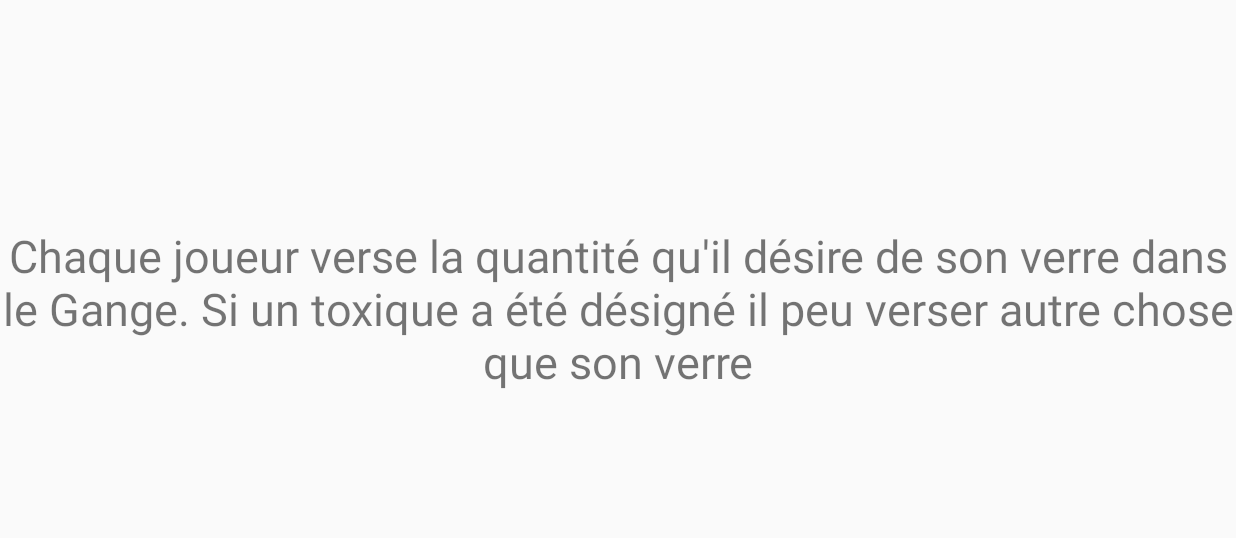
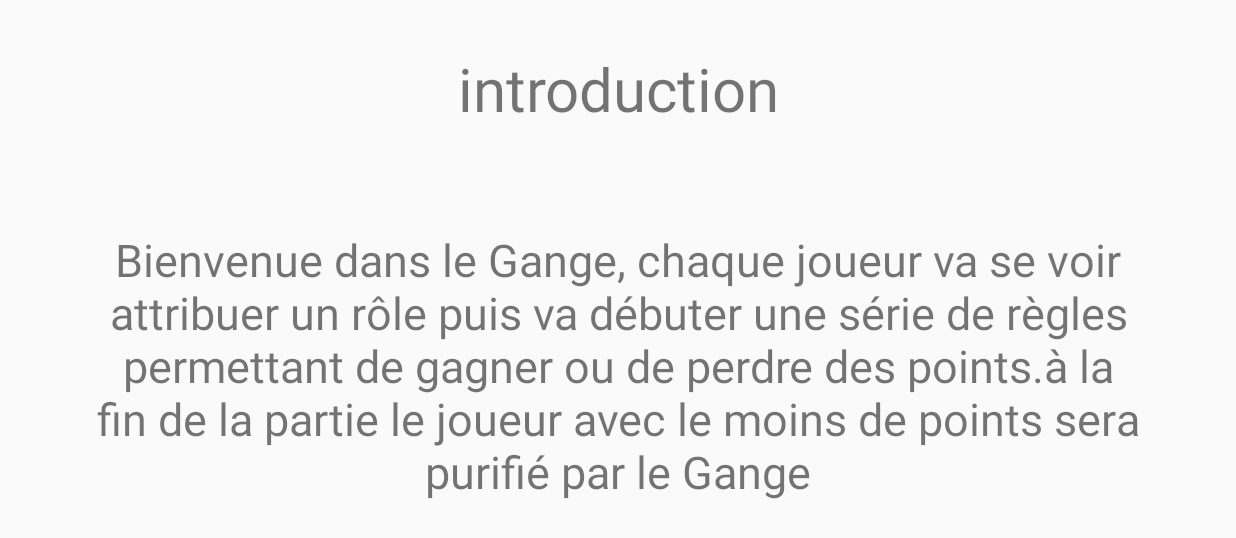
Before and after one commit to r-aurejac/LeGange, an Android app: the GameActivity screen opened directly, with no data from a screen before it, on a phone screen of 824 x 412 dp (held sideways). Shown: the top 538 px of the screen. Run offline under Robolectric (Android 15) with nearby library versions, the phone set to English and light mode, and no system bars; 4 statements that could not run were skipped.

```diff
--- a/app/src/main/java/com/example/legange/Data.java
+++ b/app/src/main/java/com/example/legange/Data.java
@@ -21,10 +21,10 @@ public class Data {
         Collections.shuffle(roles);
         announcements = new ArrayList<>();
         setAnnouncement();
-        Collections.shuffle(announcements);
+
         endAnnouncements= new ArrayList<>();
         setEndAnnouncement();
-        Collections.shuffle(endAnnouncements);
+
         persoRules = new ArrayList<>();
         setPersoRules();
        Collections.shuffle(persoRules);
@@ -42,7 +42,7 @@ public class Data {
                "player est le précoce. Toujours en avance,il Cul-sec un verre plein avant de commencer le jeu.",
                0,ROLE));
        roles.add(new Rule("chanceux",
-               "player est le chanceux. Il commence avec 2 points supplémentaires, LA CHANCE.", 2,ROLE));
+               "player est le chanceux. Il commence avec 1 points supplémentaires, LA CHANCE.", 1,ROLE));
 
        roles.add(new Rule("guerrier indien",
                "player est le guerrier Indien. Habitué du Gange, si il finit dernier il le partage avec l'avant dernier.",
@@ -53,6 +53,12 @@ public class Data {
        roles.add(new Rule("toxique",
                "player est le toxique, il pourra personnaliser le gange. ",
                0,ROLE));
+       roles.add(new Rule("cheval le moins coté",
+               "player est le cheval le plus coté, si il finit premier il distribue un cul sec. ",
+               0,ROLE));
+       roles.add(new Rule("la pute des questions",
+               "player est la pute des questions la personne qui répond à une de ses questions boit une gorgée",
+               0,ROLE));
        Collections.shuffle(roles);
    }
    public Rule getRole(Player player, int index)
@@ -60,7 +66,7 @@ public class Data {
 
        Rule role = roles.get(index);
        role.getRulePlayers().add(player);
-       player.setRole(role.getDescription());
+       player.setRole(role.getName());
        String string = role.getDescription().replace("player",player.getName());
        role.setDescription(string);
        return role;
@@ -68,11 +74,11 @@ public class Data {
 
    private void setAnnouncement()
    {
-       announcements.add(new Rule("intro",
+       announcements.add(new Rule("introduction",
            "Bienvenue dans le Gange, chaque joueur va se voir attribuer un rôle puis va débuter une série de règles permettant de gagner ou de perdre des points." +
                    "à la fin de la partie le joueur avec le moins de points sera purifié par le Gange",
            0,ANNOUNCEMENT));
-       announcements.add(new Rule("gange",
+       announcements.add(new Rule("Cérémonie du Gange",
                "Chaque joueur verse la quantité qu'il désire de son verre dans le Gange. Si un toxique a été désigné il peu verser autre chose que son verre",0
                ,ANNOUNCEMENT));
    }
@@ -85,10 +91,10 @@ public class Data {
     }
 
     private void setEndAnnouncement() {
-        endAnnouncements.add(new Rule("fin",
+        endAnnouncements.add(new Rule("Purification par le Gange",
                 "player est l'élu,il a le score le plus faible, il doit être purifié par le Gange",0,
                 END_ANNOUNCEMENT));
-        endAnnouncements.add(new Rule("fin2",
+        endAnnouncements.add(new Rule("Enrichissement par le gange",
                 "player est l'élu, il a le score le plus faible, mais étant le guerrier Indien il peut enrichir le joueur player2 de sa culture en partageant sa purification avec lui",
                 0,END_ANNOUNCEMENT));
     }
@@ -107,29 +113,38 @@ public class Data {
         Rule rule = endAnnouncements.get(index);
         rule.getRulePlayers().add(player);
         rule.getRulePlayers().add(player2);
-        String string = rule.getDescription().replace("player",player.getName());
-        string = string.replace("player2",player2.getName());
+        String string = rule.getDescription().replace("player2",player2.getName());
+        string = string.replace("player",player.getName());
         rule.setDescription(string);
         return rule;
     }
 
    private void setPersoRules()
    {
+       persoRules.add(new Rule("chifumi",
+           "player tente de gagné 1 points en défiant le joueur de son choix au shi fu mi,il choisit combien de gorgées seront bu par le perdant",
+           1,PERSO));
+       persoRules.add(new Rule("pile ou face",
+               "player mise un nombre de gorgées et effectue un pile ou face, si il gagne il distribue si non il boit. 1 points à gagné",
+               1,PERSO));
+       persoRules.add(new Rule("cul-sec",
+               "Si player cul-sec son verre il gagne 1 points, si c'est le précoce pas besoin il avait prit de l'avance",
+               1,PERSO));
+       persoRules.add(new Rule("musique",
+               "player tente de gagner 1 points en donnant le titre ou l'auteur de la musique en cours",
+               1,PERSO));
        persoRules.add(new Rule("shifumi",
-           "player défit le joueur de son choix au shi fu mi,il choisit combien de gorgées seront bu par le perdant",
-           2,PERSO));
-       persoRules.add(new Rule("pile ou face",
-               "player mise un nombre de gorgées et effectue un pile ou face, si il gagne il distribu si non il boit",
-               2,PERSO));
-       persoRules.add(new Rule("shifumi",
-               "player défit le joueur de son choix au shi fu mi",
-               2,PERSO));
-       persoRules.add(new Rule("shifumi",
-               "player défit le joueur de son choix au shi fu mi",
-               2,PERSO));
-       persoRules.add(new Rule("shifumi",
-               "player défit le joueur de son choix au shi fu mi",
-               2,PERSO));
+               "player convainc le joueur à ta droite de te laisser gagner 1 point si il est généreux il pourra distibuer 4 gorgées ",
+               1,PERSO));
+       persoRules.add(new Rule("classement",
+               "si player peut réciter le classement (avec les nombres de point de chaque joueur si ils ont été donnés recemment) sans se tromper il gagne 1 points",
+               1,PERSO));
+       persoRules.add(new Rule("faignant",
+               "bravo player tu remporte 1 point sans rien faire, si tu es le chanceux tu peux distibuer 3 gorgées",
+               1,PERSO));
+       persoRules.add(new Rule("le chieur",
+               "si joueur ne cul-sec son verre player gagne 1 point",
+               1,PERSO));
    }
     public Rule getPersoRule(Player player,int index)
     {
@@ -143,6 +158,9 @@ public class Data {
 
    private void setGroupRules()
    {
+       groupRules.add(new Rule("écrivain",
+               " player est le juge, les autres joueurs écrivent une phrase ou un mot sous sa consigne chacun leur tour, celui qui plaira le moins au juge perd 1 points et boit 3 gorgées",
+               -1,WRITE));
        groupRules.add(new Rule("categorie",
                " player choisit une catégorie et commence. Celui qui répète ou n'a plus d'idées perd 1 point",
                -1,GROUP));
@@ -153,10 +171,17 @@ public class Data {
                " tournée de shot, chaque joueur qui prend un shot de pur gagne 1 point. l'alcool est choisis par",
                1,GROUP));
        groupRules.add(new Rule("mise",
-               "player choisit une catégorie, chacun donne le nombre d'élément de la catégorie qu'il peut citer, celui qui propose le nombre le plus élevé doit les citer ",
+               "1 point et 3 gorgées en jeu en jeu. player choisit une catégorie, les autres joueurs proposent chacun leur tour un nombre d'éléments qu'ils peuvent citer, celui qui donne le nombre le plus élevé doit tous les citer, en cas d'echec il boit, en cas de réussite celui qui à misé le plus petit nombre boit",
                1,GROUP));
-       groupRules.add(new Rule("scribe",
-               " player est le juge, les autres joueurs écrivent une phrase chacun leur tour, celui qui écrit la phrase qui plaira le moins au juge perd",
+       groupRules.add(new Rule("pas de chance",
+               "votez tous pour un joueur qui va perdre 1 point et boire 3 gorgées, en cas d'égalité la sanction est appliquée à tous les perdants",
+               -1,GROUP));
+       groupRules.add(new Rule("vrai ou faux",
+               "player donne une affirmation réelle ou fictive sur lui. Les autres joueur votent chacun leur tour : vrai ou faux. 1 point en moins et 2 gorgée pour les perdants",
+               -1,GROUP));
+
+       groupRules.add(new Rule("couleur",
+               "tous le sjoeuurs qui portent un vetement "+ randomColor() + "boivent 2 gorgées et perde 1 point",
                -1,GROUP));
 
    }
@@ -168,4 +193,21 @@ public class Data {
        rule.setDescription(string);
        return rule;
    }
+
+   private String randomColor()
+   {
+       int rand = 0 + (int)(Math.random() * ((3 - 0) + 1));
+
+       switch(rand) {
+           case 0: return "rouge";
+
+           case 1 : return "bleu";
+
+           case 2 : return  "noir";
+
+           case 3 : return "blanc";
+
+       }
+       return "blanc";
+   }
 }
--- a/app/src/main/java/com/example/legange/RuleFragment.java
+++ b/app/src/main/java/com/example/legange/RuleFragment.java
@@ -20,7 +20,7 @@ public class RuleFragment extends Fragment {
     // TODO: Rename and change types of parameters
     private Rule rule;
     private ArrayList<Player> players;
-    private TextView ruleText;
+    private TextView ruleText,titleText;
     private RuleInterface mListener;
 
     public RuleFragment() {
@@ -61,6 +61,14 @@ public class RuleFragment extends Fragment {
         });
         ruleText = (TextView) view.findViewById(R.id.rule_text_view);
         ruleText.setText(rule.getDescription());
+        ruleText.setOnClickListener(new View.OnClickListener() {
+            @Override
+            public void onClick(View view) {
+                mListener.onRuleEnd();
+            }
+        });
+        titleText =(TextView) view.findViewById(R.id.title_text_view);
+        titleText.setText(rule.getName());
         return view;
     }
 
--- a/app/src/main/java/com/example/legange/RuleInterface.java
+++ b/app/src/main/java/com/example/legange/RuleInterface.java
@@ -4,6 +4,7 @@ public interface RuleInterface {
     void onRuleEnd();
     void onScoreEnd();
     void onPointsAttributionEnd();
-
+    void onPirateRuleEnd();
+    void onWriitingRuleEnd();
 
 }
--- a/app/src/main/res/layout/fragment_rule.xml
+++ b/app/src/main/res/layout/fragment_rule.xml
@@ -1,18 +1,58 @@
 <?xml version="1.0" encoding="utf-8"?>
 <FrameLayout xmlns:android="http://schemas.android.com/apk/res/android"
+    xmlns:app="http://schemas.android.com/apk/res-auto"
     xmlns:tools="http://schemas.android.com/tools"
     android:layout_width="match_parent"
     android:layout_height="match_parent"
     tools:context=".RuleFragment">
 
     <!-- TODO: Update blank fragment layout -->
-    <TextView
-        android:id="@+id/rule_text_view"
+    <androidx.constraintlayout.widget.ConstraintLayout
         android:layout_width="match_parent"
-        android:layout_height="match_parent"
-        android:gravity="center"
-        android:textAlignment="center"
-        android:textSize="30sp"
-        android:text="@string/hello_blank_fragment" />
+        android:layout_height="match_parent">
+
+        <ScrollView
+            android:id="@+id/scrollView3"
+            android:layout_width="704dp"
+            android:layout_height="185dp"
+            android:layout_marginStart="8dp"
+            android:layout_marginLeft="8dp"
+            android:layout_marginEnd="8dp"
+            android:layout_marginRight="8dp"
+            android:layout_marginBottom="8dp"
+            app:layout_constraintBottom_toBottomOf="parent"
+            app:layout_constraintEnd_toEndOf="parent"
+            app:layout_constraintStart_toStartOf="parent"
+            app:layout_constraintTop_toBottomOf="@+id/title_text_view">
+
+            <LinearLayout
+                android:layout_width="match_parent"
+                android:layout_height="wrap_content"
+                android:orientation="vertical">
+
+                <TextView
+                    android:id="@+id/rule_text_view"
+                    android:layout_width="match_parent"
+                    android:layout_height="match_parent"
+                    android:gravity="center"
+                    android:text="@string/hello_blank_fragment"
+                    android:textAlignment="center"
+                    android:textSize="30sp" />
+            </LinearLayout>
+        </ScrollView>
+
+        <TextView
+            android:textSize="40sp"
+            android:gravity="center"
+            android:id="@+id/title_text_view"
+            android:layout_width="0dp"
+            android:layout_height="wrap_content"
+            android:layout_marginTop="32dp"
+            android:text="TextView"
+            app:layout_constraintEnd_toEndOf="parent"
+            app:layout_constraintStart_toStartOf="parent"
+            app:layout_constraintTop_toTopOf="parent" />
+
+    </androidx.constraintlayout.widget.ConstraintLayout>
 
 </FrameLayout>
```
Also changed, not shown: app/src/main/java/com/example/legange/GameActivity.java (+80 -17 lines), app/src/main/java/com/example/legange/PirateFragment.java (+15 -17 lines), app/src/main/java/com/example/legange/WriteFragment.java (added, +144 -0 lines), app/src/main/java/com/example/legange/writeFragment.java (deleted, +0 -108 lines), app/src/main/res/layout/activity_main.xml (+6 -3 lines), app/src/main/res/layout/fragment_write.xml (+26 -17 lines).
